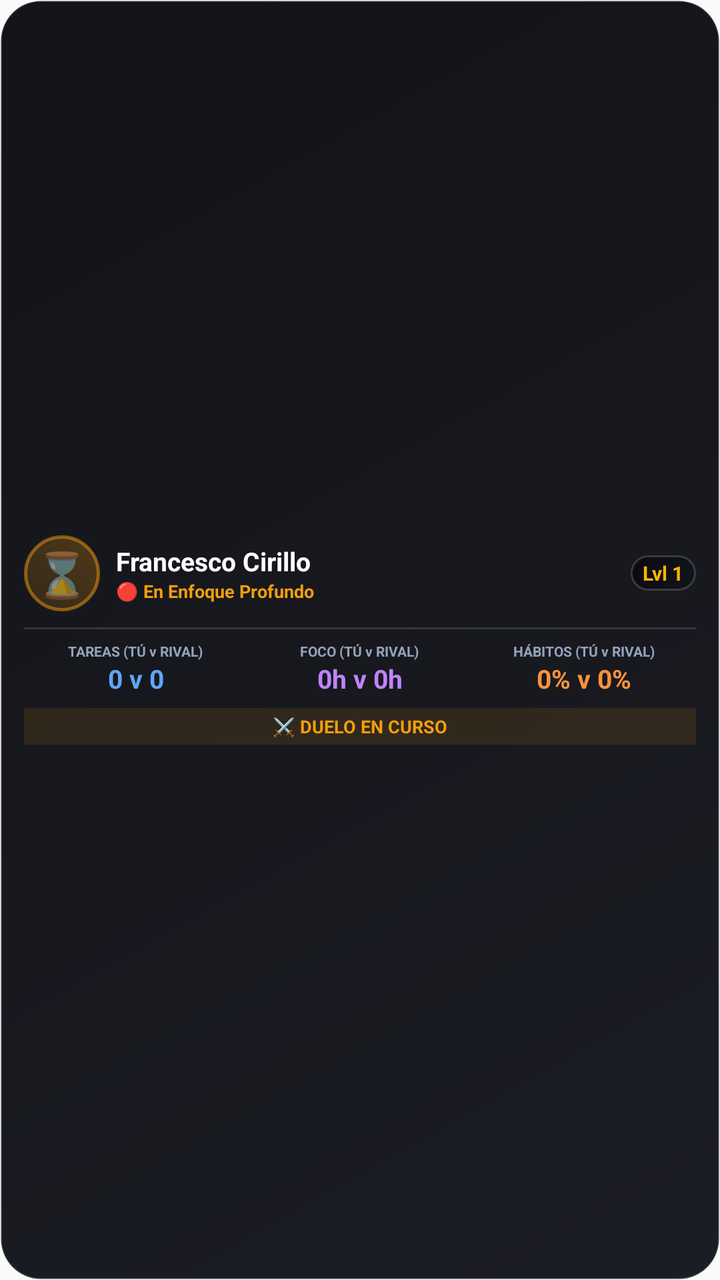
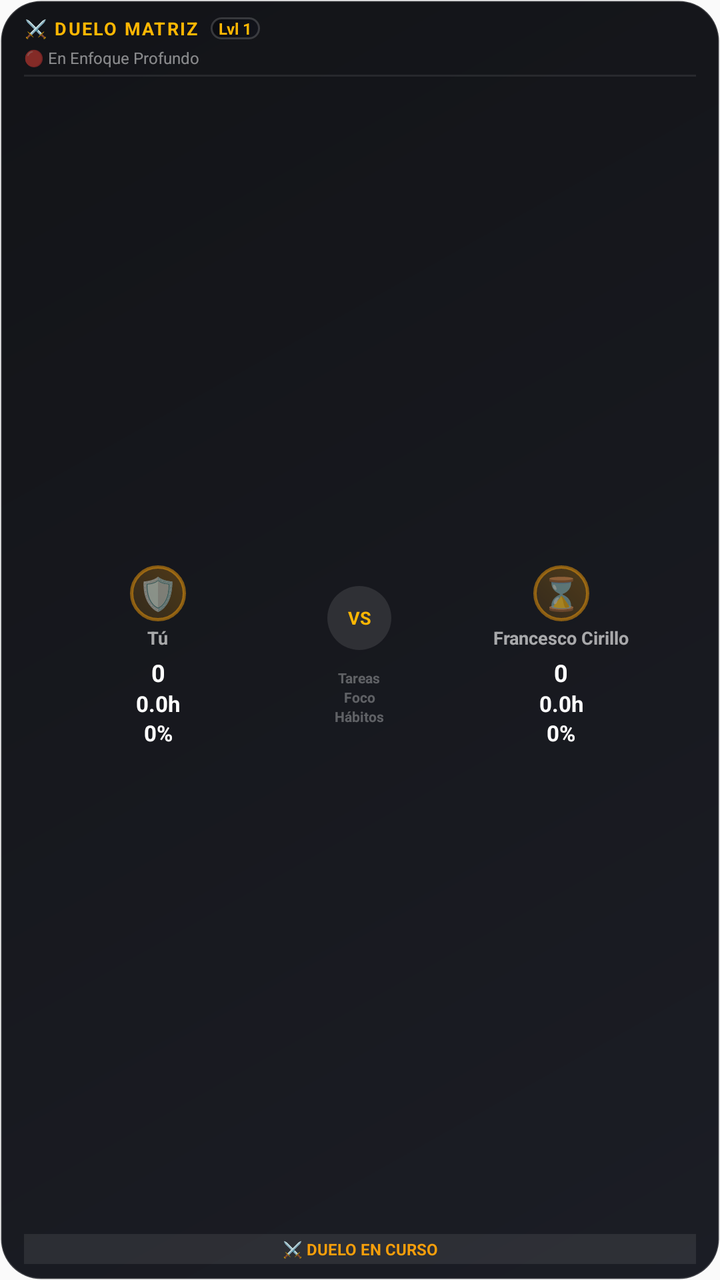

Compare the two renders of this Android layout. The source of the first and the diff that turns it into the second are given below.
<!-- AndroidManifest.xml: application theme AppTheme -->
<!-- res/layout/widget_rivals.xml -->
<?xml version="1.0" encoding="utf-8"?>
<RelativeLayout xmlns:android="http://schemas.android.com/apk/res/android"
    android:id="@+id/rivals_widget_root"
    android:layout_width="match_parent"
    android:layout_height="match_parent"
    android:background="@drawable/widget_glass_bg"
    android:padding="8dp">

    
    <LinearLayout
        android:id="@+id/rivals_layout_1x1"
        android:layout_width="match_parent"
        android:layout_height="match_parent"
        android:gravity="center"
        android:orientation="vertical"
        android:visibility="gone">

        <TextView
            android:id="@+id/rival_avatar_1x1"
            android:layout_width="32dp"
            android:layout_height="32dp"
            android:background="@drawable/widget_avatar_bg"
            android:gravity="center"
            android:text="⌛"
            android:textSize="18sp" />

        <TextView
            android:id="@+id/rival_name_1x1"
            android:layout_width="wrap_content"
            android:layout_height="wrap_content"
            android:layout_marginTop="2dp"
            android:ellipsize="end"
            android:maxLines="1"
            android:text="Rival"
            android:textColor="#FFFFFF"
            android:textSize="11sp"
            android:textStyle="bold" />

        <TextView
            android:id="@+id/rivals_stats_1x1"
            android:layout_width="wrap_content"
            android:layout_height="wrap_content"
            android:layout_marginTop="2dp"
            android:text="T: 0 v 0"
            android:textColor="#60A5FA"
            android:textSize="9sp"
            android:textStyle="bold" />

        <TextView
            android:id="@+id/rivals_status_1x1"
            android:layout_width="wrap_content"
            android:layout_height="wrap_content"
            android:layout_marginTop="2dp"
            android:text="⚔️ En Duelo"
            android:textColor="#F59E0B"
            android:textSize="8sp"
            android:textStyle="bold" />
    </LinearLayout>

    
    <LinearLayout
        android:id="@+id/rivals_layout_horizontal"
        android:layout_width="match_parent"
        android:layout_height="match_parent"
        android:gravity="center_vertical"
        android:orientation="horizontal"
        android:paddingLeft="4dp"
        android:paddingRight="4dp"
        android:visibility="gone">

        <TextView
            android:id="@+id/rival_avatar_horiz"
            android:layout_width="36dp"
            android:layout_height="36dp"
            android:background="@drawable/widget_avatar_bg"
            android:gravity="center"
            android:text="⌛"
            android:textSize="20sp" />

        <LinearLayout
            android:layout_width="0dp"
            android:layout_height="wrap_content"
            android:layout_weight="1"
            android:orientation="vertical"
            android:paddingLeft="6dp"
            android:paddingRight="6dp">

            <TextView
                android:id="@+id/rival_name_horiz"
                android:layout_width="wrap_content"
                android:layout_height="wrap_content"
                android:ellipsize="end"
                android:maxLines="1"
                android:text="Francesco Cirillo"
                android:textColor="#FFFFFF"
                android:textSize="12sp"
                android:textStyle="bold" />

            <TextView
                android:id="@+id/rival_activity_horiz"
                android:layout_width="wrap_content"
                android:layout_height="wrap_content"
                android:ellipsize="end"
                android:maxLines="1"
                android:text="🔴 En Enfoque Profundo"
                android:textColor="#F59E0B"
                android:textSize="8sp" />
        </LinearLayout>

        <LinearLayout
            android:layout_width="wrap_content"
            android:layout_height="wrap_content"
            android:gravity="end"
            android:orientation="vertical">

            <TextView
                android:id="@+id/rivals_stats_horiz"
                android:layout_width="wrap_content"
                android:layout_height="wrap_content"
                android:text="T: 0 v 0 | F: 0h v 0h"
                android:textColor="#60A5FA"
                android:textSize="10sp"
                android:textStyle="bold" />

            <TextView
                android:id="@+id/rivals_status_horiz"
                android:layout_width="wrap_content"
                android:layout_height="wrap_content"
                android:layout_marginTop="2dp"
                android:text="⚔️ DUELO EN CURSO"
                android:textColor="#F59E0B"
                android:textSize="8sp"
                android:textStyle="bold" />
        </LinearLayout>
    </LinearLayout>

    
    <LinearLayout
        android:id="@+id/rivals_layout_full"
        android:layout_width="match_parent"
        android:layout_height="match_parent"
        android:gravity="center_vertical"
        android:orientation="vertical"
        android:paddingLeft="4dp"
        android:paddingRight="4dp"
        android:visibility="visible">

        
        <LinearLayout
            android:layout_width="match_parent"
            android:layout_height="wrap_content"
            android:gravity="center_vertical"
            android:orientation="horizontal"
            android:paddingBottom="4dp">

            
            <TextView
                android:id="@+id/rival_avatar_text"
                android:layout_width="38dp"
                android:layout_height="38dp"
                android:background="@drawable/widget_avatar_bg"
                android:gravity="center"
                android:text="⌛"
                android:textSize="22sp" />

            <LinearLayout
                android:layout_width="0dp"
                android:layout_height="wrap_content"
                android:layout_weight="1"
                android:orientation="vertical"
                android:paddingLeft="8dp"
                android:paddingRight="4dp">

                <TextView
                    android:id="@+id/rival_name_text"
                    android:layout_width="wrap_content"
                    android:layout_height="wrap_content"
                    android:ellipsize="end"
                    android:maxLines="1"
                    android:text="Francesco Cirillo"
                    android:textColor="#FFFFFF"
                    android:textSize="13sp"
                    android:textStyle="bold" />

                <TextView
                    android:id="@+id/rival_activity_text"
                    android:layout_width="wrap_content"
                    android:layout_height="wrap_content"
                    android:ellipsize="end"
                    android:maxLines="1"
                    android:text="🔴 En Enfoque Profundo"
                    android:textColor="#F59E0B"
                    android:textSize="9sp"
                    android:textStyle="bold" />
            </LinearLayout>

            
            <TextView
                android:id="@+id/rival_level_badge"
                android:layout_width="wrap_content"
                android:layout_height="wrap_content"
                android:background="@drawable/widget_glass_bg"
                android:paddingLeft="6dp"
                android:paddingRight="6dp"
                android:paddingTop="2dp"
                android:paddingBottom="2dp"
                android:text="Lvl 1"
                android:textColor="#FFB703"
                android:textSize="10sp"
                android:textStyle="bold" />
        </LinearLayout>

        
        <FrameLayout
            android:layout_width="match_parent"
            android:layout_height="1dp"
            android:layout_marginTop="4dp"
            android:layout_marginBottom="4dp"
            android:background="#22FFFFFF" />

        
        <LinearLayout
            android:id="@+id/rivals_stats_row"
            android:layout_width="match_parent"
            android:layout_height="wrap_content"
            android:orientation="horizontal"
            android:paddingTop="2dp"
            android:weightSum="3">

            
            <LinearLayout
                android:layout_width="0dp"
                android:layout_height="wrap_content"
                android:layout_weight="1"
                android:gravity="center"
                android:orientation="vertical">

                <TextView
                    android:layout_width="wrap_content"
                    android:layout_height="wrap_content"
                    android:text="TAREAS (TÚ v RIVAL)"
                    android:textColor="#94A3B8"
                    android:textSize="7sp"
                    android:textStyle="bold" />

                <TextView
                    android:id="@+id/rivals_tasks_val"
                    android:layout_width="wrap_content"
                    android:layout_height="wrap_content"
                    android:text="0 v 0"
                    android:textColor="#60A5FA"
                    android:textSize="13sp"
                    android:textStyle="bold" />
            </LinearLayout>

            
            <LinearLayout
                android:layout_width="0dp"
                android:layout_height="wrap_content"
                android:layout_weight="1"
                android:gravity="center"
                android:orientation="vertical">

                <TextView
                    android:layout_width="wrap_content"
                    android:layout_height="wrap_content"
                    android:text="FOCO (TÚ v RIVAL)"
                    android:textColor="#94A3B8"
                    android:textSize="7sp"
                    android:textStyle="bold" />

                <TextView
                    android:id="@+id/rivals_focus_val"
                    android:layout_width="wrap_content"
                    android:layout_height="wrap_content"
                    android:text="0h v 0h"
                    android:textColor="#C084FC"
                    android:textSize="13sp"
                    android:textStyle="bold" />
            </LinearLayout>

            
            <LinearLayout
                android:layout_width="0dp"
                android:layout_height="wrap_content"
                android:layout_weight="1"
                android:gravity="center"
                android:orientation="vertical">

                <TextView
                    android:layout_width="wrap_content"
                    android:layout_height="wrap_content"
                    android:text="HÁBITOS (TÚ v RIVAL)"
                    android:textColor="#94A3B8"
                    android:textSize="7sp"
                    android:textStyle="bold" />

                <TextView
                    android:id="@+id/rivals_habits_val"
                    android:layout_width="wrap_content"
                    android:layout_height="wrap_content"
                    android:text="0% v 0%"
                    android:textColor="#FB923C"
                    android:textSize="13sp"
                    android:textStyle="bold" />
            </LinearLayout>
        </LinearLayout>

        
        <TextView
            android:id="@+id/rivals_status_banner"
            android:layout_width="match_parent"
            android:layout_height="wrap_content"
            android:layout_marginTop="6dp"
            android:background="#1DF59E0B"
            android:gravity="center"
            android:paddingTop="3dp"
            android:paddingBottom="3dp"
            android:text="⚔️ DUELO EN CURSO"
            android:textColor="#F59E0B"
            android:textSize="9sp"
            android:textStyle="bold" />
    </LinearLayout>

</RelativeLayout>
<!-- resources referenced by this layout -->
<resources>
  <!-- drawable widget_avatar_bg (drawable) -->
  <?xml version="1.0" encoding="utf-8"?>
  <shape xmlns:android="http://schemas.android.com/apk/res/android"
      android:shape="oval">
      <gradient
          android:angle="45"
          android:startColor="#20F59E0B"
          android:endColor="#40F59E0B"
          android:type="linear" />
      <stroke
          android:width="1.5dp"
          android:color="#80F59E0B" />
  </shape>
  <!-- drawable widget_glass_bg (drawable) -->
  <?xml version="1.0" encoding="utf-8"?>
  <shape xmlns:android="http://schemas.android.com/apk/res/android"
      android:shape="rectangle">
      <gradient
          android:angle="135"
          android:startColor="#F512141C"
          android:endColor="#F5090A0E"
          android:type="linear" />
      <corners android:radius="20dp" />
      <stroke
          android:width="1dp"
          android:color="#2AFFFFFF" />
  </shape>
  <style name="AppTheme" parent="Theme.AppCompat.Light.DarkActionBar">
          
          <item name="colorPrimary">@color/colorPrimary</item>
          <item name="colorPrimaryDark">@color/colorPrimaryDark</item>
          <item name="colorAccent">@color/colorAccent</item>
      </style>
</resources>

<!-- the commit's change to res/layout/widget_rivals.xml (unified diff, before → after) -->
@@ -15,14 +15,38 @@
         android:orientation="vertical"
         android:visibility="gone">
 
-        <TextView
-            android:id="@+id/rival_avatar_1x1"
-            android:layout_width="32dp"
-            android:layout_height="32dp"
-            android:background="@drawable/widget_avatar_bg"
-            android:gravity="center"
-            android:text="⌛"
-            android:textSize="18sp" />
+        
+        <LinearLayout
+            android:layout_width="wrap_content"
+            android:layout_height="wrap_content"
+            android:gravity="center_vertical"
+            android:orientation="horizontal">
+
+            <TextView
+                android:layout_width="20dp"
+                android:layout_height="20dp"
+                android:gravity="center"
+                android:text="🛡️"
+                android:textSize="12sp" />
+
+            <TextView
+                android:layout_width="wrap_content"
+                android:layout_height="wrap_content"
+                android:layout_marginLeft="2dp"
+                android:layout_marginRight="2dp"
+                android:text="⚔️"
+                android:textColor="#FFB703"
+                android:textSize="8sp"
+                android:textStyle="bold" />
+
+            <TextView
+                android:id="@+id/rival_avatar_1x1"
+                android:layout_width="20dp"
+                android:layout_height="20dp"
+                android:gravity="center"
+                android:text="⌛"
+                android:textSize="12sp" />
+        </LinearLayout>
 
         <TextView
             android:id="@+id/rival_name_1x1"
@@ -33,25 +57,25 @@
             android:maxLines="1"
             android:text="Rival"
             android:textColor="#FFFFFF"
-            android:textSize="11sp"
+            android:textSize="10sp"
             android:textStyle="bold" />
 
         <TextView
             android:id="@+id/rivals_stats_1x1"
             android:layout_width="wrap_content"
             android:layout_height="wrap_content"
-            android:layout_marginTop="2dp"
+            android:layout_marginTop="1dp"
             android:text="T: 0 v 0"
             android:textColor="#60A5FA"
-            android:textSize="9sp"
+            android:textSize="8sp"
             android:textStyle="bold" />
 
         <TextView
             android:id="@+id/rivals_status_1x1"
             android:layout_width="wrap_content"
             android:layout_height="wrap_content"
-            android:layout_marginTop="2dp"
-            android:text="⚔️ En Duelo"
+            android:layout_marginTop="1dp"
+            android:text="⚔️ Duelo"
             android:textColor="#F59E0B"
             android:textSize="8sp"
             android:textStyle="bold" />
@@ -70,12 +94,12 @@
 
         <TextView
             android:id="@+id/rival_avatar_horiz"
-            android:layout_width="36dp"
-            android:layout_height="36dp"
+            android:layout_width="32dp"
+            android:layout_height="32dp"
             android:background="@drawable/widget_avatar_bg"
             android:gravity="center"
             android:text="⌛"
-            android:textSize="20sp" />
+            android:textSize="18sp" />
 
         <LinearLayout
             android:layout_width="0dp"
@@ -93,7 +117,7 @@
                 android:maxLines="1"
                 android:text="Francesco Cirillo"
                 android:textColor="#FFFFFF"
-                android:textSize="12sp"
+                android:textSize="11sp"
                 android:textStyle="bold" />
 
             <TextView
@@ -119,15 +143,15 @@
                 android:layout_height="wrap_content"
                 android:text="T: 0 v 0 | F: 0h v 0h"
                 android:textColor="#60A5FA"
-                android:textSize="10sp"
+                android:textSize="9sp"
                 android:textStyle="bold" />
 
             <TextView
                 android:id="@+id/rivals_status_horiz"
                 android:layout_width="wrap_content"
                 android:layout_height="wrap_content"
-                android:layout_marginTop="2dp"
-                android:text="⚔️ DUELO EN CURSO"
+                android:layout_marginTop="1dp"
+                android:text="⚔️ DUELO"
                 android:textColor="#F59E0B"
                 android:textSize="8sp"
                 android:textStyle="bold" />
@@ -139,7 +163,6 @@
         android:id="@+id/rivals_layout_full"
         android:layout_width="match_parent"
         android:layout_height="match_parent"
-        android:gravity="center_vertical"
         android:orientation="vertical"
         android:paddingLeft="4dp"
         android:paddingRight="4dp"
@@ -151,157 +174,216 @@
             android:layout_height="wrap_content"
             android:gravity="center_vertical"
             android:orientation="horizontal"
-            android:paddingBottom="4dp">
+            android:paddingBottom="2dp">
+
+            <TextView
+                android:layout_width="wrap_content"
+                android:layout_height="wrap_content"
+                android:text="⚔️ DUELO MATRIZ"
+                android:textColor="#FFB703"
+                android:textSize="9sp"
+                android:textStyle="bold"
+                android:letterSpacing="0.08" />
+
+            <TextView
+                android:id="@+id/rival_level_badge"
+                android:layout_width="wrap_content"
+                android:layout_height="wrap_content"
+                android:layout_marginLeft="6dp"
+                android:background="@drawable/widget_glass_bg"
+                android:paddingLeft="4dp"
+                android:paddingRight="4dp"
+                android:text="Lvl 1"
+                android:textColor="#FFB703"
+                android:textSize="8sp"
+                android:textStyle="bold" />
+        </LinearLayout>
+
+        
+        <TextView
+            android:id="@+id/rival_activity_text"
+            android:layout_width="match_parent"
+            android:layout_height="wrap_content"
+            android:ellipsize="end"
+            android:maxLines="1"
+            android:text="🔴 En Enfoque Profundo"
+            android:textColor="#80FFFFFF"
+            android:textSize="8sp"
+            android:layout_marginTop="1dp" />
+
+        
+        <FrameLayout
+            android:layout_width="match_parent"
+            android:layout_height="1dp"
+            android:layout_marginTop="3dp"
+            android:layout_marginBottom="3dp"
+            android:background="#15FFFFFF" />
+
+        
+        <LinearLayout
+            android:layout_width="match_parent"
+            android:layout_height="0dp"
+            android:layout_weight="1"
+            android:orientation="horizontal"
+            android:weightSum="10">
 
             
-            <TextView
-                android:id="@+id/rival_avatar_text"
-                android:layout_width="38dp"
-                android:layout_height="38dp"
-                android:background="@drawable/widget_avatar_bg"
-                android:gravity="center"
-                android:text="⌛"
-                android:textSize="22sp" />
-
             <LinearLayout
                 android:layout_width="0dp"
-                android:layout_height="wrap_content"
-                android:layout_weight="1"
-                android:orientation="vertical"
-                android:paddingLeft="8dp"
-                android:paddingRight="4dp">
+                android:layout_height="match_parent"
+                android:layout_weight="4"
+                android:gravity="center"
+                android:orientation="vertical">
+
+                <TextView
+                    android:layout_width="28dp"
+                    android:layout_height="28dp"
+                    android:background="@drawable/widget_avatar_bg"
+                    android:gravity="center"
+                    android:text="🛡️"
+                    android:textSize="16sp" />
+
+                <TextView
+                    android:layout_width="wrap_content"
+                    android:layout_height="wrap_content"
+                    android:layout_marginTop="2dp"
+                    android:text="Tú"
+                    android:textColor="#A0FFFFFF"
+                    android:textSize="9sp"
+                    android:textStyle="bold" />
+
+                
+                <TextView
+                    android:id="@+id/user_tasks_vert"
+                    android:layout_width="wrap_content"
+                    android:layout_height="wrap_content"
+                    android:layout_marginTop="3dp"
+                    android:text="0"
+                    android:textColor="#FFFFFF"
+                    android:textSize="12sp"
+                    android:textStyle="bold" />
+
+                <TextView
+                    android:id="@+id/user_focus_vert"
+                    android:layout_width="wrap_content"
+                    android:layout_height="wrap_content"
+                    android:text="0.0h"
+                    android:textColor="#FFFFFF"
+                    android:textSize="11sp"
+                    android:textStyle="bold" />
+
+                <TextView
+                    android:id="@+id/user_habits_vert"
+                    android:layout_width="wrap_content"
+                    android:layout_height="wrap_content"
+                    android:text="0%"
+                    android:textColor="#FFFFFF"
+                    android:textSize="11sp"
+                    android:textStyle="bold" />
+            </LinearLayout>
+
+            
+            <LinearLayout
+                android:layout_width="0dp"
+                android:layout_height="match_parent"
+                android:layout_weight="2"
+                android:gravity="center"
+                android:orientation="vertical">
+
+                <TextView
+                    android:layout_width="wrap_content"
+                    android:layout_height="wrap_content"
+                    android:background="@drawable/widget_refresh_bg"
+                    android:gravity="center"
+                    android:paddingLeft="4dp"
+                    android:paddingRight="4dp"
+                    android:text="VS"
+                    android:textColor="#FFB703"
+                    android:textSize="9sp"
+                    android:textStyle="bold" />
+
+                <TextView
+                    android:layout_width="wrap_content"
+                    android:layout_height="wrap_content"
+                    android:layout_marginTop="9dp"
+                    android:text="Tareas"
+                    android:textColor="#50FFFFFF"
+                    android:textSize="7sp"
+                    android:textStyle="bold" />
+
+                <TextView
+                    android:layout_width="wrap_content"
+                    android:layout_height="wrap_content"
+                    android:text="Foco"
+                    android:textColor="#50FFFFFF"
+                    android:textSize="7sp"
+                    android:textStyle="bold" />
+
+                <TextView
+                    android:layout_width="wrap_content"
+                    android:layout_height="wrap_content"
+                    android:text="Hábitos"
+                    android:textColor="#50FFFFFF"
+                    android:textSize="7sp"
+                    android:textStyle="bold" />
+            </LinearLayout>
+
+            
+            <LinearLayout
+                android:layout_width="0dp"
+                android:layout_height="match_parent"
+                android:layout_weight="4"
+                android:gravity="center"
+                android:orientation="vertical">
+
+                <TextView
+                    android:id="@+id/rival_avatar_text"
+                    android:layout_width="28dp"
+                    android:layout_height="28dp"
+                    android:background="@drawable/widget_avatar_bg"
+                    android:gravity="center"
+                    android:text="⌛"
+                    android:textSize="16sp" />
 
                 <TextView
                     android:id="@+id/rival_name_text"
                     android:layout_width="wrap_content"
                     android:layout_height="wrap_content"
+                    android:layout_marginTop="2dp"
                     android:ellipsize="end"
                     android:maxLines="1"
                     android:text="Francesco Cirillo"
-                    android:textColor="#FFFFFF"
-                    android:textSize="13sp"
-                    android:textStyle="bold" />
-
-                <TextView
-                    android:id="@+id/rival_activity_text"
-                    android:layout_width="wrap_content"
-                    android:layout_height="wrap_content"
-                    android:ellipsize="end"
-                    android:maxLines="1"
-                    android:text="🔴 En Enfoque Profundo"
-                    android:textColor="#F59E0B"
+                    android:textColor="#A0FFFFFF"
                     android:textSize="9sp"
                     android:textStyle="bold" />
-            </LinearLayout>
-
-            
-            <TextView
-                android:id="@+id/rival_level_badge"
-                android:layout_width="wrap_content"
-                android:layout_height="wrap_content"
-                android:background="@drawable/widget_glass_bg"
-                android:paddingLeft="6dp"
-                android:paddingRight="6dp"
-                android:paddingTop="2dp"
-                android:paddingBottom="2dp"
-                android:text="Lvl 1"
-                android:textColor="#FFB703"
-                android:textSize="10sp"
-                android:textStyle="bold" />
-        </LinearLayout>
-
-        
-        <FrameLayout
-            android:layout_width="match_parent"
-            android:layout_height="1dp"
-            android:layout_marginTop="4dp"
-            android:layout_marginBottom="4dp"
-            android:background="#22FFFFFF" />
-
-        
-        <LinearLayout
-            android:id="@+id/rivals_stats_row"
-            android:layout_width="match_parent"
-            android:layout_height="wrap_content"
-            android:orientation="horizontal"
-            android:paddingTop="2dp"
-            android:weightSum="3">
-
-            
-            <LinearLayout
-                android:layout_width="0dp"
-                android:layout_height="wrap_content"
-                android:layout_weight="1"
-                android:gravity="center"
-                android:orientation="vertical">
-
-                <TextView
-                    android:layout_width="wrap_content"
-                    android:layout_height="wrap_content"
-                    android:text="TAREAS (TÚ v RIVAL)"
-                    android:textColor="#94A3B8"
-                    android:textSize="7sp"
-                    android:textStyle="bold" />
-
-                <TextView
-                    android:id="@+id/rivals_tasks_val"
-                    android:layout_width="wrap_content"
-                    android:layout_height="wrap_content"
-                    android:text="0 v 0"
-                    android:textColor="#60A5FA"
-                    android:textSize="13sp"
-                    android:textStyle="bold" />
-            </LinearLayout>
-
-            
-            <LinearLayout
-                android:layout_width="0dp"
-                android:layout_height="wrap_content"
-                android:layout_weight="1"
-                android:gravity="center"
-                android:orientation="vertical">
-
-                <TextView
-                    android:layout_width="wrap_content"
-                    android:layout_height="wrap_content"
-                    android:text="FOCO (TÚ v RIVAL)"
-                    android:textColor="#94A3B8"
-                    android:textSize="7sp"
-                    android:textStyle="bold" />
-
-                <TextView
-                    android:id="@+id/rivals_focus_val"
-                    android:layout_width="wrap_content"
-                    android:layout_height="wrap_content"
-                    android:text="0h v 0h"
-                    android:textColor="#C084FC"
-                    android:textSize="13sp"
-                    android:textStyle="bold" />
-            </LinearLayout>
-
-            
-            <LinearLayout
-                android:layout_width="0dp"
-                android:layout_height="wrap_content"
-                android:layout_weight="1"
-                android:gravity="center"
-                android:orientation="vertical">
-
-                <TextView
-                    android:layout_width="wrap_content"
-                    android:layout_height="wrap_content"
-                    android:text="HÁBITOS (TÚ v RIVAL)"
-                    android:textColor="#94A3B8"
-                    android:textSize="7sp"
-                    android:textStyle="bold" />
-
-                <TextView
-                    android:id="@+id/rivals_habits_val"
-                    android:layout_width="wrap_content"
-                    android:layout_height="wrap_content"
-                    android:text="0% v 0%"
-                    android:textColor="#FB923C"
-                    android:textSize="13sp"
+
+                
+                <TextView
+                    android:id="@+id/rival_tasks_vert"
+                    android:layout_width="wrap_content"
+                    android:layout_height="wrap_content"
+                    android:layout_marginTop="3dp"
+                    android:text="0"
+                    android:textColor="#FFFFFF"
+                    android:textSize="12sp"
+                    android:textStyle="bold" />
+
+                <TextView
+                    android:id="@+id/rival_focus_vert"
+                    android:layout_width="wrap_content"
+                    android:layout_height="wrap_content"
+                    android:text="0.0h"
+                    android:textColor="#FFFFFF"
+                    android:textSize="11sp"
+                    android:textStyle="bold" />
+
+                <TextView
+                    android:id="@+id/rival_habits_vert"
+                    android:layout_width="wrap_content"
+                    android:layout_height="wrap_content"
+                    android:text="0%"
+                    android:textColor="#FFFFFF"
+                    android:textSize="11sp"
                     android:textStyle="bold" />
             </LinearLayout>
         </LinearLayout>
@@ -311,14 +393,14 @@
             android:id="@+id/rivals_status_banner"
             android:layout_width="match_parent"
             android:layout_height="wrap_content"
-            android:layout_marginTop="6dp"
-            android:background="#1DF59E0B"
+            android:layout_marginTop="2dp"
+            android:background="#15FFFFFF"
             android:gravity="center"
-            android:paddingTop="3dp"
-            android:paddingBottom="3dp"
+            android:paddingTop="2dp"
+            android:paddingBottom="2dp"
             android:text="⚔️ DUELO EN CURSO"
             android:textColor="#F59E0B"
-            android:textSize="9sp"
+            android:textSize="8sp"
             android:textStyle="bold" />
     </LinearLayout>
 
<!-- resource entries referenced after the edit -->
@@ -27,6 +27,15 @@
           android:width="1dp"
           android:color="#2AFFFFFF" />
   </shape>
+  <!-- drawable widget_refresh_bg (drawable) -->
+  <?xml version="1.0" encoding="utf-8"?>
+  <shape xmlns:android="http://schemas.android.com/apk/res/android"
+      android:shape="oval">
+      <solid android:color="#1AFFFFFF" />
+      <size
+          android:width="32dp"
+          android:height="32dp" />
+  </shape>
   <style name="AppTheme" parent="Theme.AppCompat.Light.DarkActionBar">
           
           <item name="colorPrimary">@color/colorPrimary</item>
